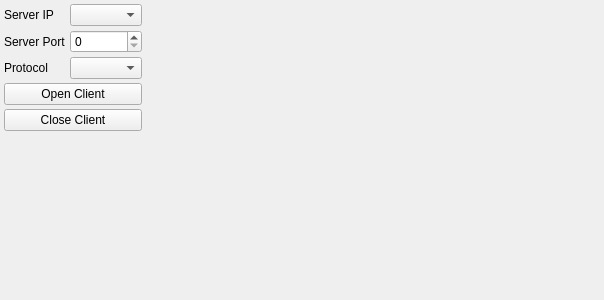
The window that src/x/coap/coapclientui.ui (x-tools-author/x-tools) describes before a commit, drawn with Qt 5.
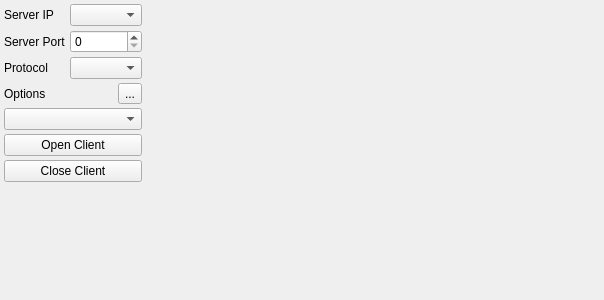
The same window after the commit.

```diff
--- a/src/x/coap/coapclientui.ui
+++ b/src/x/coap/coapclientui.ui
@@ -29,26 +29,13 @@
    <property name="spacing">
     <number>4</number>
    </property>
-   <item row="2" column="1">
-    <widget class="QComboBox" name="comboBoxProtocol"/>
-   </item>
-   <item row="2" column="0">
-    <widget class="QLabel" name="label_4">
-     <property name="text">
-      <string>Protocol</string>
-     </property>
-    </widget>
-   </item>
-   <item row="4" column="0" colspan="2">
+   <item row="6" column="0" colspan="2">
     <widget class="QPushButton" name="pushButtonClose">
      <property name="text">
       <string>Close Client</string>
      </property>
     </widget>
    </item>
-   <item row="1" column="1">
-    <widget class="QSpinBox" name="spinBoxServerPort"/>
-   </item>
    <item row="0" column="0">
     <widget class="QLabel" name="label">
      <property name="text">
@@ -56,31 +43,10 @@
      </property>
     </widget>
    </item>
-   <item row="1" column="0">
-    <widget class="QLabel" name="label_2">
-     <property name="text">
-      <string>Server Port</string>
-     </property>
-    </widget>
-   </item>
    <item row="0" column="1">
     <widget class="QComboBox" name="comboBoxServerIp"/>
    </item>
-   <item row="3" column="0" colspan="2">
-    <widget class="QPushButton" name="pushButtonOpen">
-     <property name="text">
-      <string>Open Client</string>
-     </property>
-    </widget>
-   </item>
-   <item row="5" column="0">
-    <widget class="QLabel" name="label_3">
-     <property name="text">
-      <string notr="true"/>
-     </property>
-    </widget>
-   </item>
-   <item row="0" column="2" rowspan="6">
+   <item row="0" column="2" rowspan="10">
     <widget class="QWidget" name="widget" native="true">
      <property name="sizePolicy">
       <sizepolicy hsizetype="Expanding" vsizetype="Preferred">
@@ -90,6 +56,70 @@
      </property>
     </widget>
    </item>
+   <item row="9" column="0">
+    <widget class="QLabel" name="label_3">
+     <property name="sizePolicy">
+      <sizepolicy hsizetype="Preferred" vsizetype="Expanding">
+       <horstretch>0</horstretch>
+       <verstretch>0</verstretch>
+      </sizepolicy>
+     </property>
+     <property name="text">
+      <string notr="true"/>
+     </property>
+    </widget>
+   </item>
+   <item row="5" column="0" colspan="2">
+    <widget class="QPushButton" name="pushButtonOpen">
+     <property name="text">
+      <string>Open Client</string>
+     </property>
+    </widget>
+   </item>
+   <item row="1" column="1">
+    <widget class="QSpinBox" name="spinBoxServerPort"/>
+   </item>
+   <item row="3" column="0" colspan="2">
+    <layout class="QHBoxLayout" name="horizontalLayout">
+     <item>
+      <widget class="QLabel" name="label_5">
+       <property name="text">
+        <string>Options</string>
+       </property>
+      </widget>
+     </item>
+     <item>
+      <widget class="QToolButton" name="toolButtonOption">
+       <property name="toolTip">
+        <string>Edit options</string>
+       </property>
+       <property name="text">
+        <string>...</string>
+       </property>
+      </widget>
+     </item>
+    </layout>
+   </item>
+   <item row="2" column="0">
+    <widget class="QLabel" name="label_4">
+     <property name="text">
+      <string>Protocol</string>
+     </property>
+    </widget>
+   </item>
+   <item row="2" column="1">
+    <widget class="QComboBox" name="comboBoxProtocol"/>
+   </item>
+   <item row="1" column="0">
+    <widget class="QLabel" name="label_2">
+     <property name="text">
+      <string>Server Port</string>
+     </property>
+    </widget>
+   </item>
+   <item row="4" column="0" colspan="2">
+    <widget class="QComboBox" name="comboBoxOptions"/>
+   </item>
   </layout>
  </widget>
  <resources/>
```
